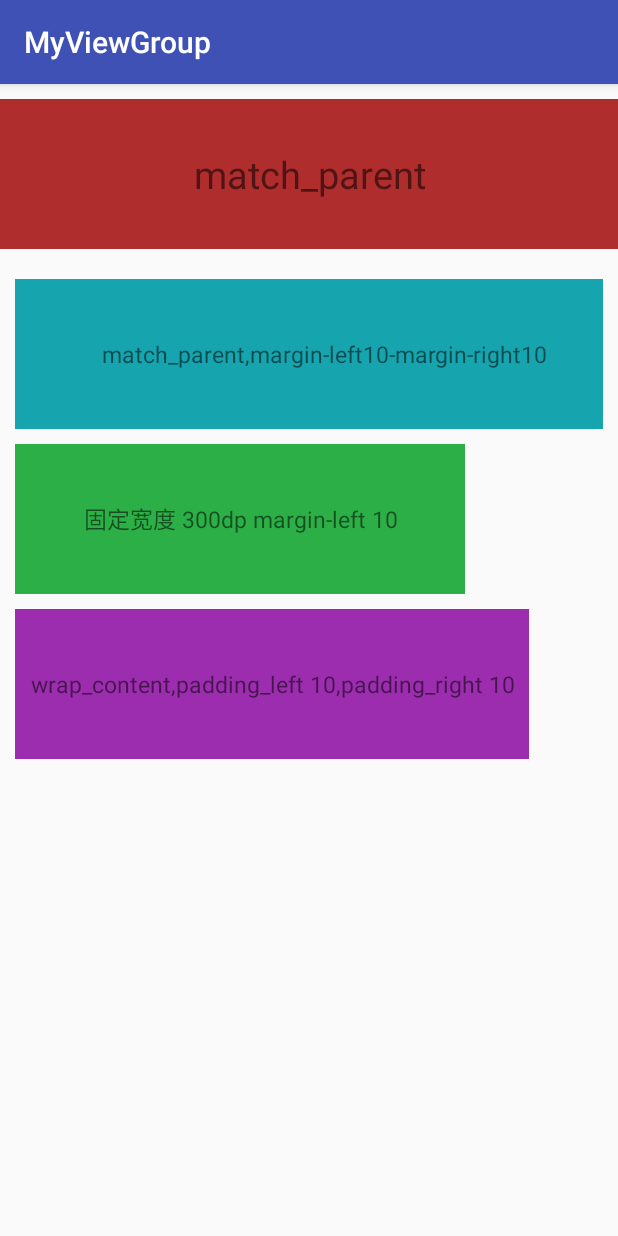
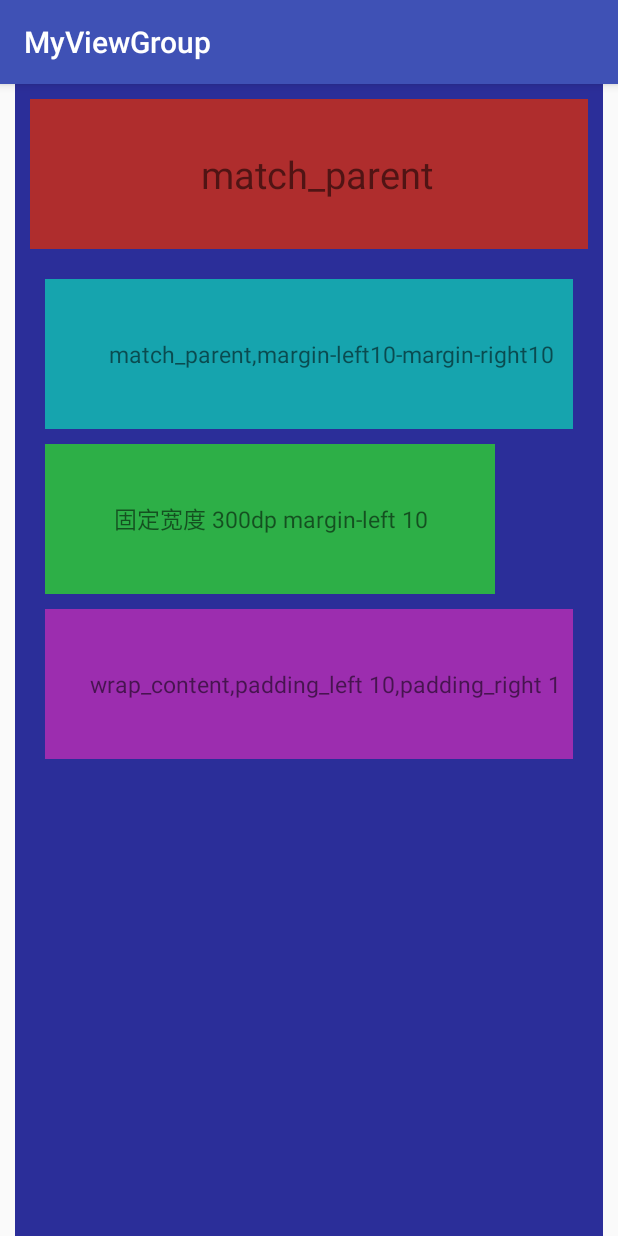
Before and after one commit to UCodeUStory/CustomViewGroupFrame, an Android app: the screen it shows after launch (MainActivity), on a phone screen of 412 x 824 dp. Run offline under Robolectric (Android 15) with nearby library versions, the phone set to English and light mode, and no system bars.

Commit message:
修改Padding支持
修改Padding支持

```diff
--- a/app/src/main/java/com/example/qiyue/myviewgroup/CustomViewGroupFrame.java
+++ b/app/src/main/java/com/example/qiyue/myviewgroup/CustomViewGroupFrame.java
@@ -74,13 +74,17 @@ public class CustomViewGroupFrame extends ViewGroup{
         for (int i = 0;i<count;i++){
             View child = getChildAt(i);
             MarginLayoutParams params = (MarginLayoutParams) child.getLayoutParams();
-            int l1 = params.leftMargin;
-            int t2 = params.topMargin;
+            int l1 = 0;
+            int t2 = 0;
+
+            l1 = params.leftMargin + getPaddingLeft();
+            t2 = params.topMargin + getPaddingTop();
+
 //            Log.i("qiyue","width="+child.getMeasuredWidth());
             LayoutParams lp =  child.getLayoutParams();
             int r3;
             if (lp.width == LinearLayout.LayoutParams.MATCH_PARENT) {
-                 r3 = child.getMeasuredWidth()-params.rightMargin;
+                 r3 = child.getMeasuredWidth()-params.rightMargin -getPaddingRight();
                  lp.width = r3 -l1;
                  child.setLayoutParams(lp);  //解决TextView内容不居中问题
             }else{
--- a/app/src/main/res/layout/activity_main.xml
+++ b/app/src/main/res/layout/activity_main.xml
@@ -7,6 +7,10 @@
 
     <com.example.qiyue.myviewgroup.CustomViewGroupFrame
         android:layout_width="match_parent"
+        android:layout_marginLeft="10dp"
+        android:layout_marginRight="10dp"
+        android:paddingLeft="10dp"
+        android:background="#2b2e99"
         android:layout_height="match_parent">
         <TextView
             android:layout_width="match_parent"
@@ -37,12 +41,13 @@
             android:background="#2daf47"
             android:layout_height="100dp" />
         <TextView
-            android:layout_width="wrap_content"
+            android:layout_width="match_parent"
             android:text="wrap_content,padding_left 10,padding_right 10"
             android:textSize="15sp"
             android:gravity="center"
             android:layout_marginLeft="10dp"
             android:layout_marginTop="10dp"
+            android:layout_marginRight="10dp"
             android:paddingLeft="10dp"
             android:paddingRight="10dp"
             android:background="#9c2daf"
--- a/build.gradle
+++ b/build.gradle
@@ -5,7 +5,7 @@ buildscript {
         jcenter()
     }
     dependencies {
-        classpath 'com.android.tools.build:gradle:2.1.0'
+        classpath 'com.android.tools.build:gradle:1.5.0'
 
         // NOTE: Do not place your application dependencies here; they belong
         // in the individual module build.gradle files
```
Also changed, not shown: app/build.gradle (+4 -4 lines).
